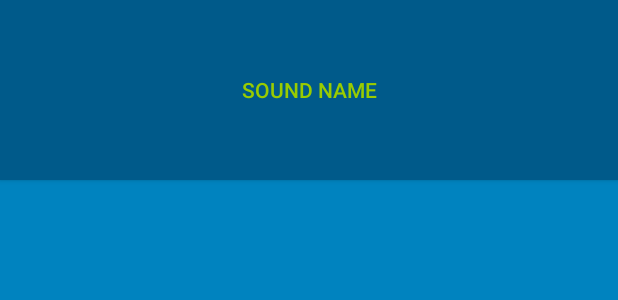
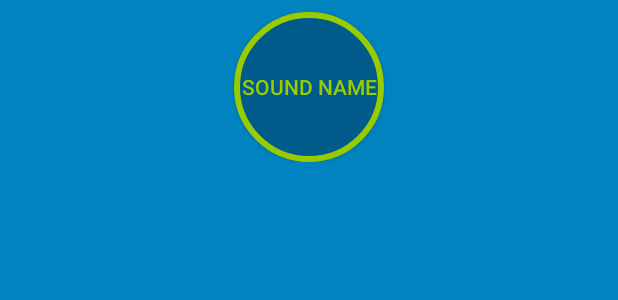
Before and after one commit to MicGon7/BeatBox, an Android app: the layout list_item_sound.xml on its own in the app's theme, with its tools: preview values and no code run, on a phone screen of 412 x 824 dp. Shown: the top 300 px of the screen. Run offline under Robolectric (Android 15) with nearby library versions, the phone set to English and light mode, and no system bars.

Commit message:
Added XML drawables to change the shape and color of the buttons.

```diff
--- /dev/null
+++ b/app/src/main/res/drawable/button_beat_box.xml
@@ -0,0 +1,4 @@
+<selector xmlns:android="http://schemas.android.com/apk/res/android">
+    <item android:drawable="@drawable/button_beat_box_pressed" android:state_pressed="true" />
+    <item android:drawable="@drawable/button_beat_box_normal" />
+</selector>
--- /dev/null
+++ b/app/src/main/res/drawable/button_beat_box_normal.xml
@@ -0,0 +1,17 @@
+<layer-list xmlns:android="http://schemas.android.com/apk/res/android">
+    <item>
+        <shape xmlns:android="http://schemas.android.com/apk/res/android"
+            android:shape="oval">
+
+            <solid android:color="@color/dark_blue" />
+        </shape>
+    </item>
+    <item>
+        <shape android:shape="oval">
+            <!--Create ring around oval-->
+            <stroke
+                android:width="4dp"
+                android:color="@android:color/holo_green_light" />
+        </shape>
+    </item>
+</layer-list>
--- /dev/null
+++ b/app/src/main/res/drawable/button_beat_box_pressed.xml
@@ -0,0 +1,20 @@
+<layer-list xmlns:android="http://schemas.android.com/apk/res/android">
+
+    <item>
+        <shape xmlns:android="http://schemas.android.com/apk/res/android"
+            android:shape="oval">
+
+
+            <solid android:color="@color/red" />
+        </shape>
+    </item>
+    <item>
+        <shape android:shape="oval">
+
+            <stroke
+                android:width="4dp"
+                android:color="@color/dark_red" />
+        </shape>
+    </item>
+
+</layer-list>
--- a/app/src/main/res/layout/fragment_beat_box.xml
+++ b/app/src/main/res/layout/fragment_beat_box.xml
@@ -20,7 +20,7 @@
             android:layout_width="match_parent"
             android:layout_height="wrap_content"
             android:layout_alignParentBottom="true"
-            android:background="@color/dark_red"
+            android:background="@color/red"
             android:orientation="vertical">
 
             <TextView
--- a/app/src/main/res/layout/list_item_sound.xml
+++ b/app/src/main/res/layout/list_item_sound.xml
@@ -11,11 +11,21 @@
             type="com.bignerdranch.android.beatbox.SoundViewModel" />
     </data>
 
-    <Button
+    <FrameLayout
         android:layout_width="match_parent"
-        android:layout_height="120dp"
-        android:onClick="@{() -> viewModel.onButtonClicked()}"
-        android:text="@{viewModel.title}"
-        tools:text="Sound Name" />
+        android:layout_height="wrap_content"
+        android:layout_margin="8dp">
+
+        <Button
+            android:layout_width="100dp"
+            android:layout_height="100dp"
+            android:layout_gravity="center"
+            android:onClick="@{() -> viewModel.onButtonClicked()}"
+            android:text="@{viewModel.title}"
+            tools:text="Sound Name" />
+
+
+    </FrameLayout>
+
 
 </layout>
--- a/app/src/main/res/values/styles.xml
+++ b/app/src/main/res/values/styles.xml
@@ -13,7 +13,7 @@
     </style>
 
     <style name="BeatBoxButton" parent="Widget.AppCompat.Button">
-        <item name="android:background">@color/dark_blue</item>
+        <item name="android:background">@drawable/button_beat_box</item>
         <item name="android:textColor">@android:color/holo_green_light</item>
     </style>
 
```
